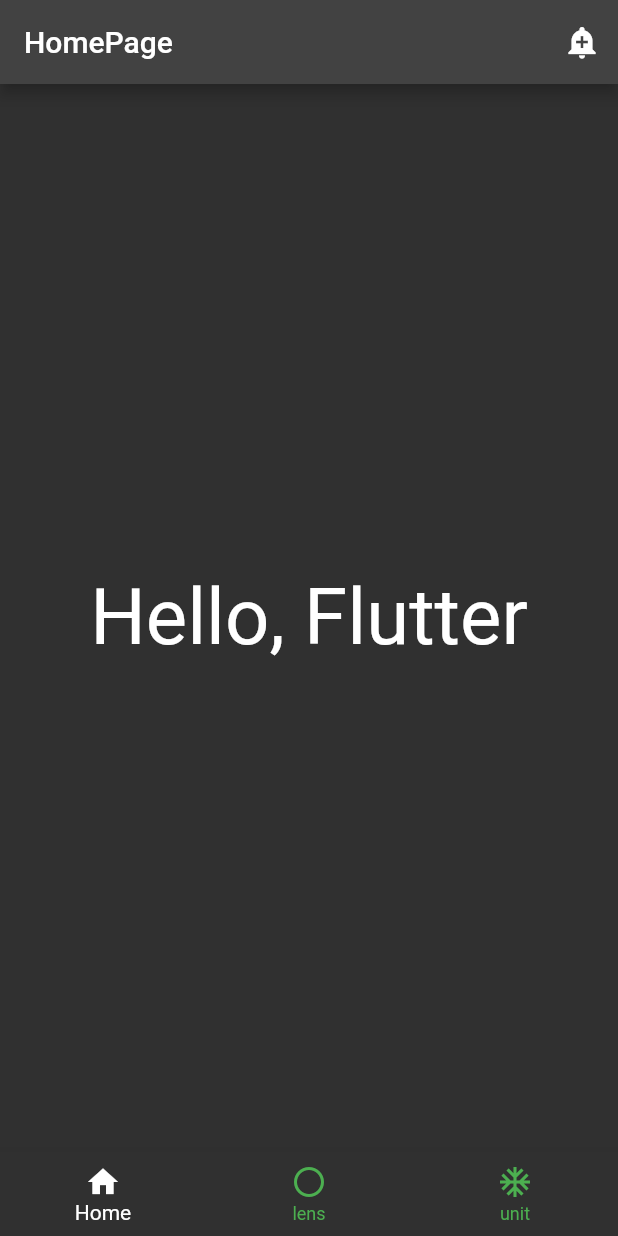
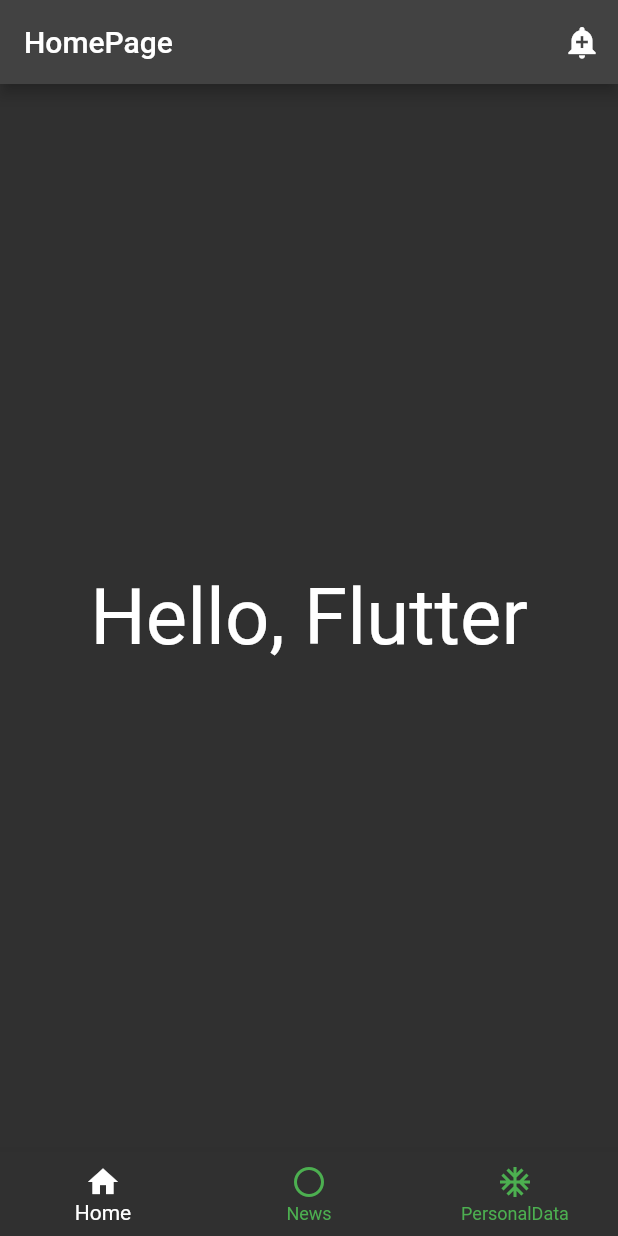
Before and after one commit to shuyanov/CommandProjectForHackathon, a Flutter app: the screen it shows after launch, swiped to page 2, on a phone screen of 412 x 824 dp. Run offline on Flutter 3.47's test engine with Material 2 defaults, Android fonts, the phone set to English and light mode, and no system bars.

```diff
--- a/flutter/lib/Pages/homePage.dart
+++ b/flutter/lib/Pages/homePage.dart
@@ -35,7 +35,7 @@ class _HomeScreenState extends State<HomeScreen> {
                           title: const MyStatelessWidget(),
                         ),
                         body: const Center(
-                          child: Text("data",
+                          child: Text("avait",
                           style: TextStyle(fontSize: 36)
                           ),
                         ),
@@ -49,21 +49,20 @@ class _HomeScreenState extends State<HomeScreen> {
       body: PageView(
         controller:  pageController,
         children: [
-          Align(alignment:  Alignment.center,
-          child: MyStatelessWidget()),
+          Container(color: Colors.redAccent,),
 
-          Align(alignment: Alignment.center,
-          child: Text("Hello, Flutter", style: TextStyle(fontSize: 52),),),
-          Container(color: Colors.redAccent,),
-          Container(color: Colors.blue,),
-          Container(color: Colors.green,),
-          Container(color: Colors.white,)
+          Container(alignment: Alignment.center,
+          child: Text("Hello, Flutter", style: TextStyle(fontSize: 52),),
+          ),
+
+          Container(
+              child: MyStatelessWidget()),
         ],
       ),
       bottomNavigationBar: BottomNavigationBar(items: const <BottomNavigationBarItem>[
         BottomNavigationBarItem(icon: Icon(Icons.home), label: 'Home'),
-        BottomNavigationBarItem(icon: Icon(Icons.lens_outlined), label: 'lens'),
-        BottomNavigationBarItem(icon: Icon(Icons.ac_unit), label: 'unit'),
+        BottomNavigationBarItem(icon: Icon(Icons.lens_outlined), label: 'News'),
+        BottomNavigationBarItem(icon: Icon(Icons.ac_unit), label: 'PersonalData'),
       ],
         currentIndex: _selectIndex,
         selectedItemColor: Colors.white,
--- a/flutter/lib/PersonalDates.dart
+++ b/flutter/lib/PersonalDates.dart
@@ -2,7 +2,6 @@ class DatePS{
   String Name;
   String Surname;
   String other;
-
 
   DatePS(
     this.Name,
```
Also changed, not shown: flutter/lib/Pages/MyStyle.dart (+9 -8 lines), flutter/lib/Pages/UserName.dart (added, +22 -0 lines).
